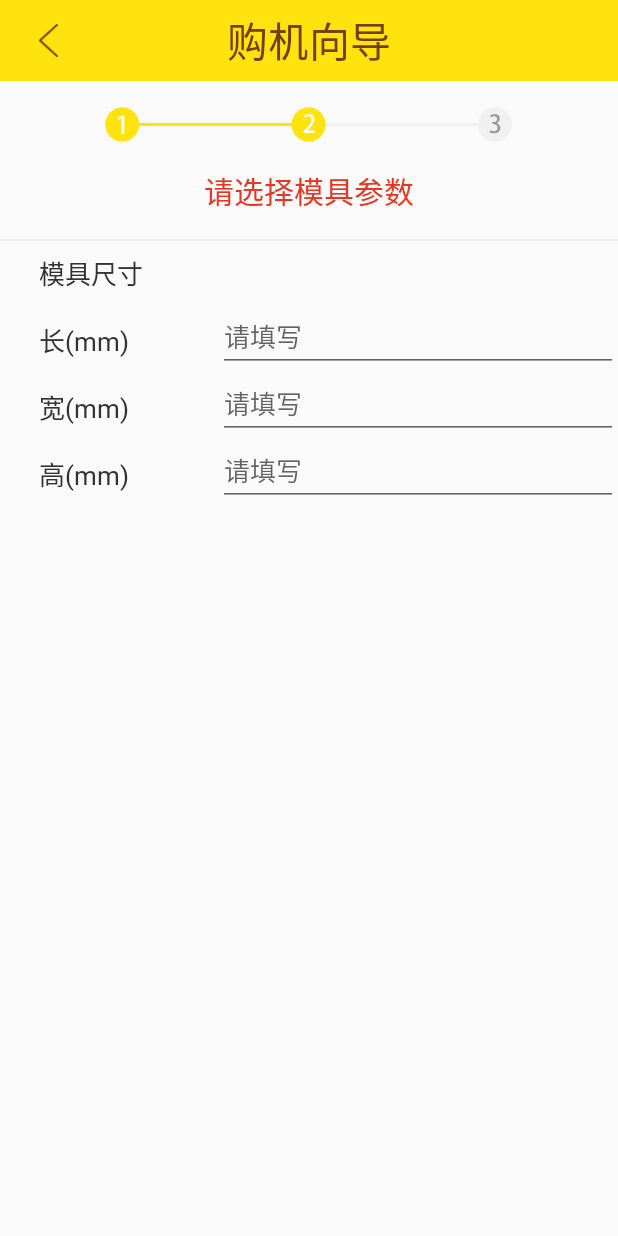
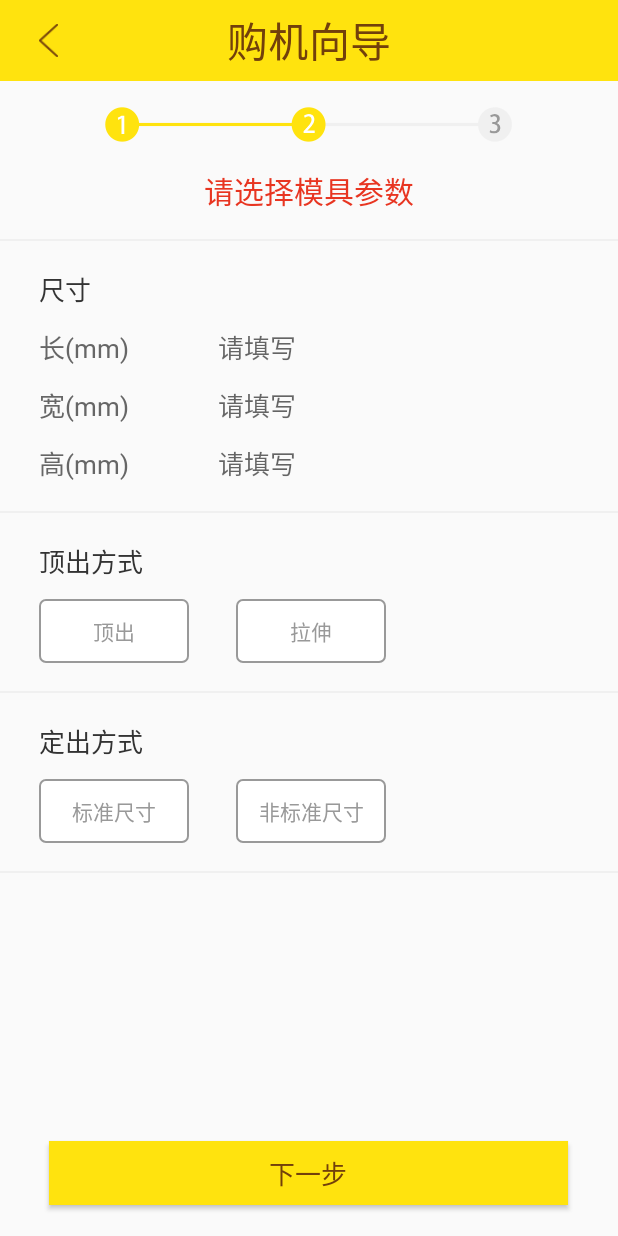
Before and after one commit to Carson-Ho/BorchIntelligence, an Android app: the MoudleParameter_select screen opened directly, with no data from a screen before it, on a phone screen of 412 x 824 dp. Run offline under Robolectric (Android 15) with nearby library versions, the light colour scheme and no system bars.

Commit message:
parameter 2 finish 80%

```diff
--- a/app/src/main/java/com/example/carson_ho/borchintelligence/MoudleParameter_select.java
+++ b/app/src/main/java/com/example/carson_ho/borchintelligence/MoudleParameter_select.java
@@ -2,16 +2,35 @@ package com.example.carson_ho.borchintelligence;
 
 import android.app.Activity;
 import android.os.Bundle;
+import android.widget.Button;
+import android.widget.RadioGroup;
 
 /**
  * Created by Carson_Ho on 16/6/17.
  */
 public class MoudleParameter_select extends Activity {
 
+    RadioGroup radioGroup;
+    Button btn_1, btn_2;
+
+
     @Override
     protected void onCreate(Bundle savedInstanceState) {
         super.onCreate(savedInstanceState);
         setContentView(R.layout.module_parameter_selected);
+
+        radioGroup = (RadioGroup) findViewById(R.id.radiogroup1);
+        btn_1 = (Button) findViewById(R.id.radiobutton1);
+        btn_2 = (Button) findViewById(R.id.radiobutton2);
+
+//        radioGroup.setOnCheckedChangeListener(new RadioGroup.OnCheckedChangeListener() {
+//            @Override
+//            public void onCheckedChanged(RadioGroup group, int checkedId) {
+//                if(checkedId == )
+//            }
+//        });
+
     }
 
+
 }
--- a/app/src/main/java/com/example/carson_ho/borchintelligence/ProudctParameter_select.java
+++ b/app/src/main/java/com/example/carson_ho/borchintelligence/ProudctParameter_select.java
@@ -138,7 +138,7 @@ public class ProudctParameter_select extends Activity implements TextWatcher{
 
         }
         else {
-            btn_next1.setEnabled(false);
+            btn_next1.setEnabled(true);
             System.out.println("不OK");
         }
     }
--- /dev/null
+++ b/app/src/main/res/color/moduletextcolor_selector.xml
@@ -0,0 +1,7 @@
+<?xml version="1.0" encoding="utf-8"?>
+<selector xmlns:android="http://schemas.android.com/apk/res/android">
+    <item android:state_checked="true" android:color="@color/color_default" />
+    <item android:state_checked="false" android:color="@color/colorparameter2" />
+    <item android:color="@color/colorparameter2"></item>
+
+</selector>
--- /dev/null
+++ b/app/src/main/res/drawable/module_radiobutton_checked.xml
@@ -0,0 +1,6 @@
+<?xml version="1.0" encoding="utf-8"?>
+<shape xmlns:android="http://schemas.android.com/apk/res/android">
+    <solid android:color="@color/colorBackground"/>
+
+    <corners android:radius="@dimen/x3"/>
+</shape>
--- /dev/null
+++ b/app/src/main/res/drawable/module_radiobutton_unchecked.xml
@@ -0,0 +1,6 @@
+<?xml version="1.0" encoding="utf-8"?>
+<shape xmlns:android="http://schemas.android.com/apk/res/android">
+ <solid android:color="#ffffff"/>
+    <stroke android:width="1dp" android:color="@color/colorparameter2"/>
+    <corners android:radius="@dimen/x3"/>
+</shape>
--- /dev/null
+++ b/app/src/main/res/drawable/module_textcolor.xml
@@ -0,0 +1,5 @@
+<?xml version="1.0" encoding="utf-8"?>
+<selector xmlns:android="http://schemas.android.com/apk/res/android">
+    <item android:state_checked="false" android:drawable="@color/color_unenabled"/>
+    <item android:state_checked="true" android:drawable="@color/color_default"/>
+</selector>
--- /dev/null
+++ b/app/src/main/res/drawable/module_way.xml
@@ -0,0 +1,5 @@
+<?xml version="1.0" encoding="utf-8"?>
+<selector xmlns:android="http://schemas.android.com/apk/res/android">
+    <item android:state_checked="false" android:drawable="@drawable/module_radiobutton_unchecked"/>
+    <item android:state_checked="true" android:drawable="@drawable/module_radiobutton_checked"/>
+</selector>
--- a/app/src/main/res/layout/module_parameter_selected.xml
+++ b/app/src/main/res/layout/module_parameter_selected.xml
@@ -1,7 +1,9 @@
 <?xml version="1.0" encoding="utf-8"?>
 <RelativeLayout
     xmlns:android="http://schemas.android.com/apk/res/android"
-    android:orientation="vertical" android:layout_width="match_parent"
+    android:id="@+id/boss"
+    android:orientation="vertical"
+    android:layout_width="match_parent"
     android:layout_height="match_parent">
 
 
@@ -77,8 +79,9 @@
     <RelativeLayout
         android:id="@+id/choese10"
         android:layout_below="@+id/line"
+        android:layout_marginTop="@dimen/y11"
         android:layout_width="match_parent"
-        android:layout_height="@dimen/y25"
+        android:layout_height="wrap_content"
         android:focusable="true"
         android:focusableInTouchMode="true">
 
@@ -86,12 +89,10 @@
         <TextView
             android:id="@+id/Size"
             android:layout_alignParentLeft="true"
-            android:layout_centerVertical="true"
-            android:layout_marginTop="@dimen/y8"
             android:layout_marginLeft="@dimen/x21"
             android:layout_width="wrap_content"
             android:layout_height="wrap_content"
-            android:text="模具尺寸"
+            android:text="尺寸"
             android:textSize="@dimen/x14"
             android:textColor="@color/colorparameter1"/>
 
@@ -103,9 +104,9 @@
     <RelativeLayout
         android:id="@+id/choese11"
         android:layout_below="@+id/choese10"
-        android:layout_marginTop="@dimen/y1"
+        android:layout_marginTop="@dimen/y7"
         android:layout_width="match_parent"
-        android:layout_height="@dimen/y25"
+        android:layout_height="wrap_content"
         android:focusable="true"
         android:focusableInTouchMode="true">
 
@@ -117,17 +118,19 @@
             android:layout_height="wrap_content"
             android:text="@string/parameter_productLength"
             android:textSize="@dimen/x14"
-            android:textColor="@color/colorparameter1"/>
+            android:textColor="@color/colorparameter3"/>
 
 
 
         <EditText
             android:id="@+id/editText3"
             android:layout_centerVertical="true"
+            android:background="@null"
             android:layout_marginLeft="@dimen/x116"
             android:layout_width="match_parent"
             android:layout_height="wrap_content"
             android:hint="请填写"
+            android:phoneNumber="true"
             android:textSize="@dimen/x14"
             android:textColor="@color/colorparameter2"/>
 
@@ -138,9 +141,46 @@
     <RelativeLayout
         android:id="@+id/choese12"
         android:layout_below="@+id/choese11"
-        android:layout_marginTop="@dimen/y1"
+        android:layout_marginTop="@dimen/y7"
         android:layout_width="match_parent"
-        android:layout_height="@dimen/y25"
+        android:layout_height="wrap_content"
+        android:focusable="true"
+        android:focusableInTouchMode="true">
+
+        <TextView
+            android:layout_centerVertical="true"
+            android:layout_marginLeft="@dimen/x21"
+            android:layout_width="wrap_content"
+            android:layout_height="wrap_content"
+            android:text="@string/parameter_productWidth"
+            android:textSize="@dimen/x14"
+            android:textColor="@color/colorparameter3"/>
+
+
+
+        <EditText
+            android:id="@+id/editText4"
+            android:layout_centerVertical="true"
+            android:background="@null"
+            android:layout_marginLeft="@dimen/x116"
+            android:layout_width="match_parent"
+            android:layout_height="wrap_content"
+            android:hint="请填写"
+            android:phoneNumber="true"
+            android:textSize="@dimen/x14"
+            android:textColor="@color/colorparameter2"/>
+
+
+    </RelativeLayout>
+
+
+
+    <RelativeLayout
+        android:id="@+id/choese13"
+        android:layout_below="@+id/choese12"
+        android:layout_marginTop="@dimen/y7"
+        android:layout_width="match_parent"
+        android:layout_height="wrap_content"
         android:focusable="true"
         android:focusableInTouchMode="true">
 
@@ -150,15 +190,17 @@
             android:layout_marginLeft="@dimen/x21"
             android:layout_width="wrap_content"
             android:layout_height="wrap_content"
-            android:text="@string/parameter_productWidth"
+            android:text="@string/parameter_productHeight"
             android:textSize="@dimen/x14"
-            android:textColor="@color/colorparameter1"/>
+            android:textColor="@color/colorparameter3"/>
 
 
 
         <EditText
-            android:id="@+id/editText4"
+            android:id="@+id/editText5"
             android:layout_centerVertical="true"
+            android:background="@null"
+            android:phoneNumber="true"
             android:layout_marginLeft="@dimen/x116"
             android:layout_width="match_parent"
             android:layout_height="wrap_content"
@@ -172,36 +214,178 @@
 
 
     <RelativeLayout
-        android:id="@+id/choese13"
-        android:layout_below="@+id/choese12"
-        android:layout_marginTop="@dimen/y1"
+        android:id="@+id/line2"
+        android:layout_below="@+id/choese13"
+        android:layout_marginTop="@dimen/y11"
         android:layout_width="match_parent"
-        android:layout_height="@dimen/y25"
+        android:layout_height="1dp"
+        android:background="@color/colorline"
+        >
+    </RelativeLayout>
+
+
+
+    <RelativeLayout
+        android:id="@+id/choese14"
+        android:layout_below="@+id/line2"
+        android:layout_marginTop="@dimen/y11"
+        android:layout_width="match_parent"
+        android:layout_height="wrap_content"
         android:focusable="true"
         android:focusableInTouchMode="true">
 
 
         <TextView
-            android:layout_centerVertical="true"
+            android:id="@+id/Size1"
             android:layout_marginLeft="@dimen/x21"
             android:layout_width="wrap_content"
             android:layout_height="wrap_content"
-            android:text="@string/parameter_productHeight"
+            android:text="顶出方式"
             android:textSize="@dimen/x14"
             android:textColor="@color/colorparameter1"/>
 
 
+        <RadioGroup
+            android:id="@+id/radiogroup1"
+            android:layout_marginLeft="@dimen/x21"
+            android:layout_below="@+id/Size1"
+            android:layout_marginTop="@dimen/y7"
+            android:layout_width="@dimen/x185"
+            android:layout_height="wrap_content"
+            android:orientation="horizontal"
 
-        <EditText
-            android:id="@+id/editText5"
-            android:layout_centerVertical="true"
-            android:layout_marginLeft="@dimen/x116"
+            >
+
+
+            <RadioButton
+                android:button="@null"
+                android:id="@+id/radiobutton1"
+                android:layout_width="@dimen/x80"
+                android:layout_height="@dimen/y25"
+                android:gravity="center"
+                android:text="顶出"
+                android:textColor="@color/moduletextcolor_selector"
+                android:background="@drawable/module_way"
+                />
+
+            <RadioButton
+                android:id="@+id/radiobutton2"
+                android:button="@null"
+                android:layout_width="@dimen/x80"
+                android:layout_height="@dimen/y25"
+                android:layout_marginLeft="@dimen/x25"
+                android:gravity="center"
+                android:text="拉伸"
+                android:textColor="@color/moduletextcolor_selector"
+                android:background="@drawable/module_way"
+                />
+
+        </RadioGroup>
+
+        <RelativeLayout
+            android:id="@+id/line4"
+            android:layout_below="@+id/radiogroup1"
+            android:layout_marginTop="@dimen/y11"
             android:layout_width="match_parent"
-            android:layout_height="wrap_content"
-            android:hint="请填写"
-            android:textSize="@dimen/x14"
-            android:textColor="@color/colorparameter2"/>
+            android:layout_height="1dp"
+            android:background="@color/colorline"
+            >
+        </RelativeLayout>
 
 
     </RelativeLayout>
+
+
+
+    <RelativeLayout
+        android:id="@+id/choese15"
+        android:layout_below="@+id/choese14"
+        android:layout_marginTop="@dimen/y11"
+        android:layout_width="match_parent"
+        android:layout_height="wrap_content"
+        android:focusable="true"
+        android:focusableInTouchMode="true">
+
+
+        <TextView
+            android:id="@+id/Size2"
+            android:layout_marginLeft="@dimen/x21"
+            android:layout_width="wrap_content"
+            android:layout_height="wrap_content"
+            android:text="定出方式"
+            android:textSize="@dimen/x14"
+            android:textColor="@color/colorparameter1"/>
+
+
+        <RadioGroup
+            android:id="@+id/radiogroup2"
+            android:layout_marginLeft="@dimen/x21"
+            android:layout_below="@+id/Size2"
+            android:layout_marginTop="@dimen/y7"
+            android:layout_width="@dimen/x185"
+            android:layout_height="wrap_content"
+            android:orientation="horizontal"
+
+            >
+
+
+            <RadioButton
+                android:button="@null"
+                android:id="@+id/radiobutton3"
+                android:layout_width="@dimen/x80"
+                android:layout_height="@dimen/y25"
+                android:gravity="center"
+                android:text="标准尺寸"
+                android:textColor="@color/moduletextcolor_selector"
+                android:background="@drawable/module_way"
+                />
+
+            <RadioButton
+                android:id="@+id/radiobutton4"
+                android:button="@null"
+                android:layout_width="@dimen/x80"
+                android:layout_height="@dimen/y25"
+                android:layout_marginLeft="@dimen/x25"
+                android:gravity="center"
+                android:text="非标准尺寸"
+                android:textColor="@color/moduletextcolor_selector"
+                android:background="@drawable/module_way"
+                />
+
+        </RadioGroup>
+
+        <RelativeLayout
+            android:id="@+id/line3"
+            android:layout_below="@+id/radiogroup2"
+            android:layout_marginTop="@dimen/y11"
+            android:layout_width="match_parent"
+            android:layout_height="1dp"
+            android:background="@color/colorline"
+            >
+        </RelativeLayout>
+
+
+    </RelativeLayout>
+
+
+
+
+
+    <Button
+        android:id="@+id/btn_next2"
+
+        android:layout_centerHorizontal="true"
+        android:layout_alignParentBottom="true"
+        android:layout_marginBottom="@dimen/y12"
+        android:layout_width="@dimen/x277"
+        android:layout_height="@dimen/y25"
+        android:text="下一步"
+        android:textSize="@dimen/x14"
+        android:textColor="@color/color_default"
+        android:background="@drawable/next1_btn"/>
+
+
+
+
+
 </RelativeLayout>
--- a/app/src/main/res/layout/proudct_parameter_selected.xml
+++ b/app/src/main/res/layout/proudct_parameter_selected.xml
@@ -516,7 +516,7 @@
             android:layout_height="wrap_content"
             android:text="@string/parameter_productLength"
             android:textSize="@dimen/x14"
-            android:textColor="@color/colorparameter1"/>
+            android:textColor="@color/colorparameter3"/>
 
 
 
@@ -553,7 +553,7 @@
                     android:layout_height="wrap_content"
                     android:text="@string/parameter_productWidth"
                     android:textSize="@dimen/x14"
-                    android:textColor="@color/colorparameter1"/>
+                    android:textColor="@color/colorparameter3"/>
 
 
 
@@ -591,7 +591,7 @@
                     android:layout_height="wrap_content"
                     android:text="@string/parameter_productHeight"
                     android:textSize="@dimen/x14"
-                    android:textColor="@color/colorparameter1"/>
+                    android:textColor="@color/colorparameter3"/>
 
 
 
@@ -626,12 +626,11 @@
 
     <Button
             android:id="@+id/btn_next1"
-            android:layout_below="@+id/scrollView"
-            android:layout_centerInParent="true"
-            android:layout_marginTop="@dimen/y10"
-            android:enabled="false"
+            android:layout_centerHorizontal="true"
+            android:layout_alignParentBottom="true"
+            android:layout_marginBottom="@dimen/y12"
             android:layout_width="@dimen/x277"
-            android:layout_height="@dimen/y27"
+            android:layout_height="@dimen/y25"
             android:text="下一步"
             android:textSize="@dimen/x14"
             android:textColor="@color/color_default"
--- a/app/src/main/res/values/colors.xml
+++ b/app/src/main/res/values/colors.xml
@@ -10,6 +10,7 @@
     <color name="colorRecommend">#fff3a4</color>
     <color name="colorline">#f0f0f0</color>
     <color name="colorparameter1">#333333</color>
+    <color name="colorparameter3">#666666</color>
     <color name="colorparameter2">#999999</color>
 
 
```
